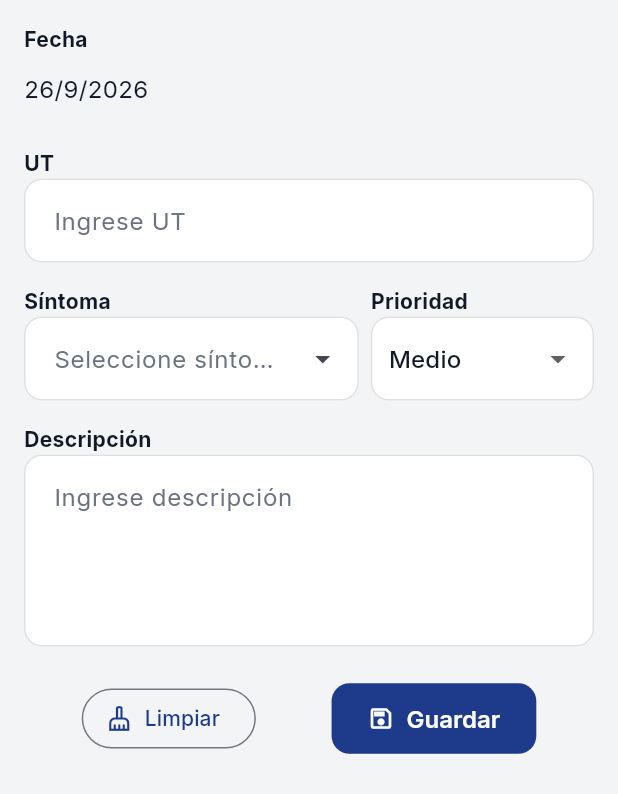
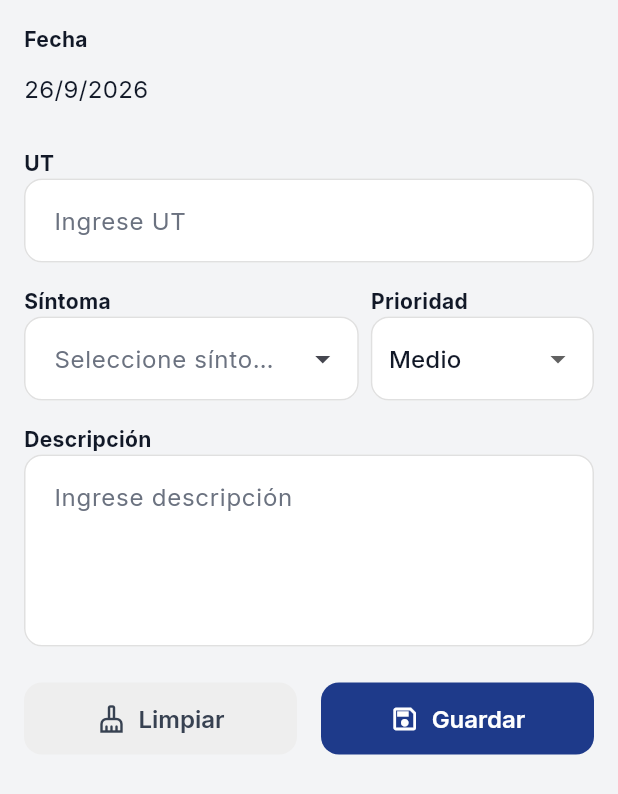
Before and after one commit to yhobany/MulReportCND, a Flutter app: the RegisterScreen screen opened directly, on a phone screen of 412 x 824 dp. Shown: the top 794 px of the screen. Run offline on Flutter 3.47's test engine with Material 3 defaults, Android fonts, the phone set to English and light mode, and no system bars; our stand-ins replace cloud_firestore, connectivity_plus, file_picker, firebase_auth, firebase_core, google_fonts and 2 more; accounts and stored records are empty.

Commit message:
style(register): harmonize shape, height, and width of Limpiar and Guardar buttons

```diff
--- a/lib/register_screen.dart
+++ b/lib/register_screen.dart
@@ -2,6 +2,7 @@ import 'package:flutter/material.dart';
 import 'package:provider/provider.dart';
 
 import 'services/database_service.dart';
+import 'theme/app_theme.dart';
 
 class RegisterScreen extends StatefulWidget {
   const RegisterScreen({super.key});
@@ -374,14 +375,21 @@ class _RegisterScreenState extends State<RegisterScreen> {
           ),
           const SizedBox(height: 24),
 
-          // Botones inferiores: Limpiar (secundario, izquierda) y Guardar (primario, derecha)
-          Wrap(
-            alignment: WrapAlignment.spaceEvenly,
-            spacing: 12.0,
-            runSpacing: 8.0,
+          // Botones inferiores homogéneos: Limpiar (izquierda) y Guardar (derecha)
+          Row(
             children: [
-              OutlinedButton.icon(
-                icon: const Icon(Icons.cleaning_services_outlined, size: 18),
+              Expanded(
+                child: ElevatedButton.icon(
+                  style: ElevatedButton.styleFrom(
+                    backgroundColor: Colors.grey.shade200,
+                    foregroundColor: const Color(0xFF374151),
+                    elevation: 0,
+                    padding: const EdgeInsets.symmetric(vertical: 14),
+                    shape: RoundedRectangleBorder(
+                      borderRadius: BorderRadius.circular(12),
+                    ),
+                  ),
+                  icon: const Icon(Icons.cleaning_services_outlined, size: 20),
                   onPressed: () {
                     _utController.clear();
                     _symptomController.clear();
@@ -390,10 +398,23 @@ class _RegisterScreenState extends State<RegisterScreen> {
                   },
                   label: const Text('Limpiar'),
                 ),
-              ElevatedButton.icon(
-                icon: const Icon(Icons.save_outlined, size: 18),
+              ),
+              const SizedBox(width: 16),
+              Expanded(
+                child: ElevatedButton.icon(
+                  style: ElevatedButton.styleFrom(
+                    backgroundColor: AppTheme.primaryColor,
+                    foregroundColor: Colors.white,
+                    elevation: 0,
+                    padding: const EdgeInsets.symmetric(vertical: 14),
+                    shape: RoundedRectangleBorder(
+                      borderRadius: BorderRadius.circular(12),
+                    ),
+                  ),
+                  icon: const Icon(Icons.save_outlined, size: 20),
                   onPressed: _handleSave,
                   label: const Text('Guardar'),
+                ),
               ),
             ],
           )
```
Lines whose indentation alone changed are shown as unchanged.
